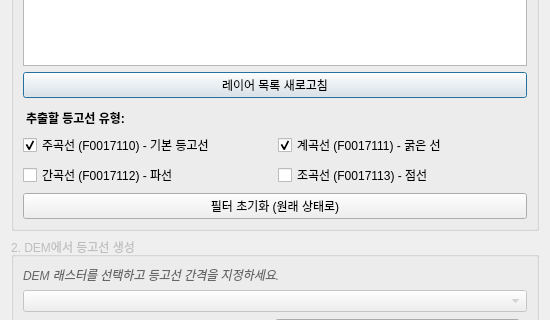
lzpxilfe/archtoolkit, file tools/contour_extractor_dialog_base.ui: the form before one commit; both pictures show x 0 to 550 and y 265 to 585 of the 550 by 682 pixel window.
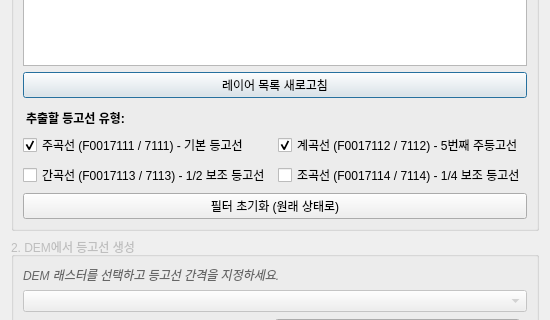
The form after the commit. Custom widgets are drawn as their Qt base class.

Diff of the .ui file:
```diff
--- a/tools/contour_extractor_dialog_base.ui
+++ b/tools/contour_extractor_dialog_base.ui
@@ -101,7 +101,7 @@
         <item row="0" column="0">
          <widget class="QCheckBox" name="chkContour1">
           <property name="text">
-           <string>주곡선 (F0017110) - 기본 등고선</string>
+           <string>주곡선 (F0017111 / 7111) - 기본 등고선</string>
           </property>
           <property name="checked">
            <bool>true</bool>
@@ -111,7 +111,7 @@
         <item row="0" column="1">
          <widget class="QCheckBox" name="chkContour2">
           <property name="text">
-           <string>계곡선 (F0017111) - 굵은 선</string>
+           <string>계곡선 (F0017112 / 7112) - 5번째 주등고선</string>
           </property>
           <property name="checked">
            <bool>true</bool>
@@ -121,14 +121,14 @@
         <item row="1" column="0">
          <widget class="QCheckBox" name="chkContour3">
           <property name="text">
-           <string>간곡선 (F0017112) - 파선</string>
+           <string>간곡선 (F0017113 / 7113) - 1/2 보조 등고선</string>
           </property>
          </widget>
         </item>
         <item row="1" column="1">
          <widget class="QCheckBox" name="chkContour4">
           <property name="text">
-           <string>조곡선 (F0017113) - 점선</string>
+           <string>조곡선 (F0017114 / 7114) - 1/4 보조 등고선</string>
           </property>
          </widget>
         </item>
```
